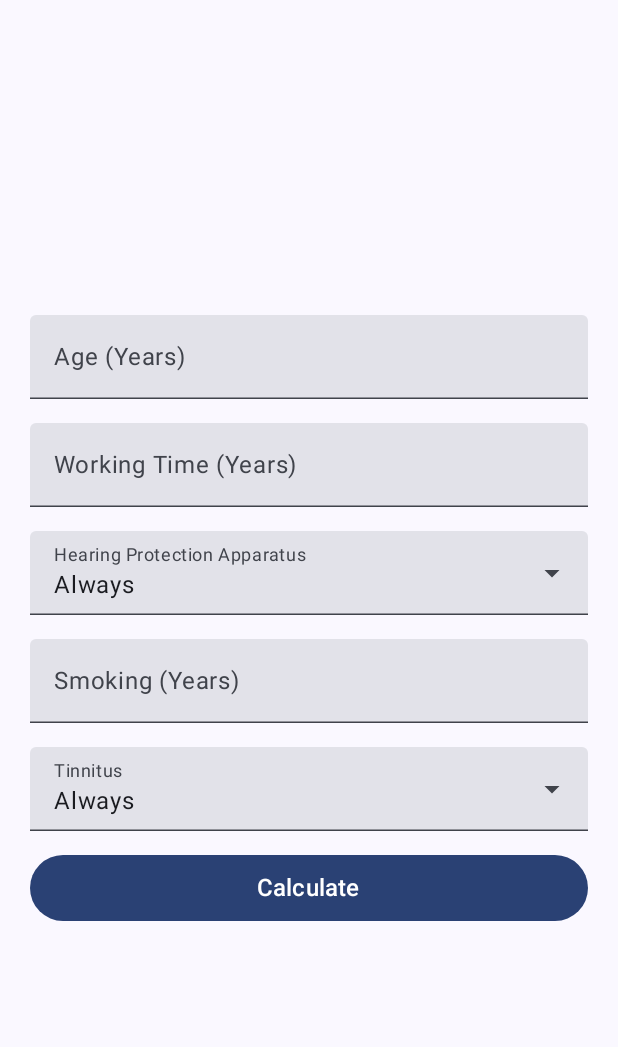
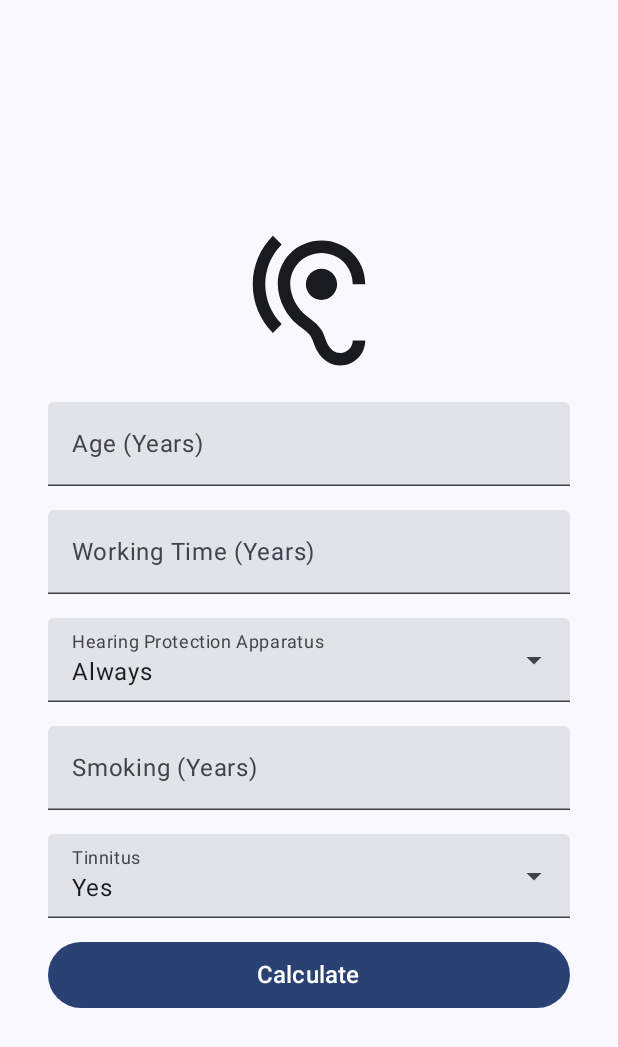
Before and after one commit to cmbaykal/earDeformaties, an Android app built with Jetpack Compose: the screen it shows after launch (MainActivity), on a phone screen of 412 x 824 dp. Shown: the top 1047 px of the screen. Run offline under Robolectric (Android 15) with nearby library versions, the phone set to English and light mode, and no system bars; our stand-ins replace Dagger/Hilt's generated code; libraries missing offline, so code that uses them is left out: ai.onnxruntime.

Commit message:
- optimization

```diff
--- a/app/build.gradle.kts
+++ b/app/build.gradle.kts
@@ -75,6 +75,9 @@ dependencies {
 
     // DI
     implementation(libs.hilt)
+    implementation(libs.androidx.appcompat)
+    implementation(libs.material)
+    implementation(libs.androidx.activity)
     ksp(libs.hilt.compiler)
 
     // ONNX
--- a/app/src/main/java/com/mrbaikal/eardeformaties/ui/main/MainActivity.kt
+++ b/app/src/main/java/com/mrbaikal/eardeformaties/ui/main/MainActivity.kt
@@ -2,11 +2,10 @@ package com.mrbaikal.eardeformaties.ui.main
 
 import ai.onnxruntime.OrtEnvironment
 import ai.onnxruntime.OrtSession
+import android.content.Intent
 import android.os.Bundle
-import android.widget.Toast
 import androidx.activity.ComponentActivity
 import androidx.activity.compose.setContent
-import androidx.activity.result.registerForActivityResult
 import androidx.activity.viewModels
 import androidx.compose.foundation.layout.fillMaxSize
 import androidx.compose.material3.MaterialTheme
--- a/app/src/main/java/com/mrbaikal/eardeformaties/ui/main/MainScreen.kt
+++ b/app/src/main/java/com/mrbaikal/eardeformaties/ui/main/MainScreen.kt
@@ -8,23 +8,29 @@ import androidx.compose.foundation.layout.fillMaxSize
 import androidx.compose.foundation.layout.fillMaxWidth
 import androidx.compose.foundation.layout.height
 import androidx.compose.foundation.layout.padding
+import androidx.compose.foundation.layout.size
+import androidx.compose.foundation.rememberScrollState
 import androidx.compose.foundation.text.KeyboardActions
 import androidx.compose.foundation.text.KeyboardOptions
+import androidx.compose.foundation.verticalScroll
 import androidx.compose.material3.Button
 import androidx.compose.material3.DropdownMenuItem
 import androidx.compose.material3.ExperimentalMaterial3Api
 import androidx.compose.material3.ExposedDropdownMenuBox
 import androidx.compose.material3.ExposedDropdownMenuDefaults
+import androidx.compose.material3.Icon
 import androidx.compose.material3.Text
 import androidx.compose.material3.TextField
 import androidx.compose.runtime.Composable
 import androidx.compose.runtime.getValue
 import androidx.compose.runtime.mutableStateOf
 import androidx.compose.runtime.remember
+import androidx.compose.runtime.rememberCoroutineScope
 import androidx.compose.runtime.setValue
 import androidx.compose.ui.Alignment
 import androidx.compose.ui.Modifier
 import androidx.compose.ui.platform.LocalContext
+import androidx.compose.ui.res.painterResource
 import androidx.compose.ui.res.stringArrayResource
 import androidx.compose.ui.res.stringResource
 import androidx.compose.ui.text.font.FontWeight
@@ -36,6 +42,8 @@ import androidx.compose.ui.unit.dp
 import androidx.compose.ui.unit.sp
 import com.mrbaikal.eardeformaties.R
 import com.mrbaikal.eardeformaties.data.CalculationModel
+import kotlinx.coroutines.delay
+import kotlinx.coroutines.launch
 
 @OptIn(ExperimentalMaterial3Api::class)
 @Composable
@@ -44,7 +52,8 @@ fun MainScreen(
     onCalculate: (CalculationModel) -> Unit = {}
 ) {
     val context = LocalContext.current
-
+    val coroutineScope = rememberCoroutineScope()
+    val scrollState = rememberScrollState()
 
     var ageState by remember { mutableStateOf("") }
     var workState by remember { mutableStateOf("") }
@@ -52,26 +61,36 @@ fun MainScreen(
 
     var hProtectorExpanded by remember { mutableStateOf(false) }
     val hProtectorOptions = stringArrayResource(id = R.array.hearing_options)
-    val (hProtectorSelected, onHProtectorSelected) = remember { mutableStateOf(hProtectorOptions[0]) }
+    val (hProtectorSelected, onHProtectorSelected) = remember { mutableStateOf(hProtectorOptions[2]) }
 
     var tinnitusExpanded by remember { mutableStateOf(false) }
-    val tinnitusOptions = stringArrayResource(id = R.array.hearing_options)
-    val (tinnitusSelected, ontinnitusSelected) = remember { mutableStateOf(tinnitusOptions[0]) }
+    val tinnitusOptions = stringArrayResource(id = R.array.tinnitus_options)
+    val (tinnitusSelected, ontinnitusSelected) = remember { mutableStateOf(tinnitusOptions[1]) }
 
     val errorText = stringResource(id = R.string.input_error_text)
     val resultOptions = stringArrayResource(id = R.array.result_options)
 
     Box(
-        modifier = Modifier.fillMaxSize(),
+        modifier = Modifier
+            .fillMaxSize()
+            .verticalScroll(scrollState),
         contentAlignment = Alignment.Center,
     ) {
         Column(
-            modifier = Modifier.padding(horizontal = 20.dp),
+            modifier = Modifier.padding(horizontal = 32.dp),
             verticalArrangement = Arrangement.SpaceBetween,
             horizontalAlignment = Alignment.CenterHorizontally
         ) {
+            Icon(
+                modifier = Modifier.size(100.dp),
+                painter = painterResource(id = R.drawable.ic_hearing),
+                contentDescription = null
+            )
+
             TextField(
-                modifier = Modifier.fillMaxWidth(),
+                modifier = Modifier
+                    .fillMaxWidth()
+                    .padding(top = 16.dp),
                 keyboardOptions = KeyboardOptions(keyboardType = KeyboardType.Number, imeAction = ImeAction.Next),
                 singleLine = true,
                 value = ageState,
@@ -150,7 +169,6 @@ fun MainScreen(
                 }
             )
 
-
             ExposedDropdownMenuBox(
                 modifier = Modifier.padding(top = 16.dp),
                 expanded = tinnitusExpanded,
@@ -179,7 +197,7 @@ fun MainScreen(
                         tinnitusExpanded = false
                     }
                 ) {
-                    tinnitusOptions.forEach { option ->
+                    tinnitusOptions.reversed().forEach { option ->
                         DropdownMenuItem(
                             onClick = {
                                 ontinnitusSelected(option)
@@ -207,6 +225,10 @@ fun MainScreen(
                             cigarYear = cigarState.toInt(),
                             tinnitusState = tinnitusOptions.indexOf(tinnitusSelected)
                         )
+                        coroutineScope.launch {
+                            delay(1000)
+                            scrollState.scrollTo(scrollState.maxValue)
+                        }
                         onCalculate.invoke(model)
                     } else {
                         Toast.makeText(context, errorText, Toast.LENGTH_LONG).show()
@@ -221,7 +243,7 @@ fun MainScreen(
 
             if (riskState != null) {
                 Text(
-                    modifier = Modifier.padding(top = 48.dp),
+                    modifier = Modifier.padding(top = 24.dp),
                     fontSize = 20.sp,
                     fontWeight = FontWeight.Bold,
                     textAlign = TextAlign.Center,
--- a/app/src/main/java/com/mrbaikal/eardeformaties/ui/main/MainViewModel.kt
+++ b/app/src/main/java/com/mrbaikal/eardeformaties/ui/main/MainViewModel.kt
@@ -3,6 +3,9 @@ package com.mrbaikal.eardeformaties.ui.main
 import ai.onnxruntime.OnnxTensor
 import ai.onnxruntime.OrtEnvironment
 import ai.onnxruntime.OrtSession
+import androidx.lifecycle.LiveData
+import androidx.lifecycle.MutableLiveData
+import androidx.lifecycle.SavedStateHandle
 import androidx.lifecycle.ViewModel
 import com.mrbaikal.eardeformaties.data.CalculationModel
 import dagger.hilt.android.lifecycle.HiltViewModel
--- /dev/null
+++ b/app/src/main/res/drawable/ic_hearing.xml
@@ -0,0 +1,5 @@
+<vector xmlns:android="http://schemas.android.com/apk/res/android" android:height="24dp" android:tint="#000000" android:viewportHeight="24" android:viewportWidth="24" android:width="24dp">
+
+    <path android:fillColor="@android:color/white" android:pathData="M17,20c-0.29,0 -0.56,-0.06 -0.76,-0.15 -0.71,-0.37 -1.21,-0.88 -1.71,-2.38 -0.51,-1.56 -1.47,-2.29 -2.39,-3 -0.79,-0.61 -1.61,-1.24 -2.32,-2.53C9.29,10.98 9,9.93 9,9c0,-2.8 2.2,-5 5,-5s5,2.2 5,5h2c0,-3.93 -3.07,-7 -7,-7S7,5.07 7,9c0,1.26 0.38,2.65 1.07,3.9 0.91,1.65 1.98,2.48 2.85,3.15 0.81,0.62 1.39,1.07 1.71,2.05 0.6,1.82 1.37,2.84 2.73,3.55 0.51,0.23 1.07,0.35 1.64,0.35 2.21,0 4,-1.79 4,-4h-2c0,1.1 -0.9,2 -2,2zM7.64,2.64L6.22,1.22C4.23,3.21 3,5.96 3,9s1.23,5.79 3.22,7.78l1.41,-1.41C6.01,13.74 5,11.49 5,9s1.01,-4.74 2.64,-6.36zM11.5,9c0,1.38 1.12,2.5 2.5,2.5s2.5,-1.12 2.5,-2.5 -1.12,-2.5 -2.5,-2.5 -2.5,1.12 -2.5,2.5z"/>
+
+</vector>
--- a/app/src/main/res/values/strings.xml
+++ b/app/src/main/res/values/strings.xml
@@ -1,5 +1,5 @@
 <resources>
-    <string name="app_name">earDeformaties</string>
+    <string name="app_name">NIHL</string>
     <string name="age_hint">Age (Years)</string>
     <string name="work_hint">Working Time (Years)</string>
     <string name="hearing_hint">Hearing Protection Apparatus</string>
@@ -9,14 +9,14 @@
     <string name="input_error_text">Please fill the provided information fields!</string>
 
     <string-array name="hearing_options">
+        <item>Never</item>
+        <item>Sometimes</item>
         <item>Always</item>
-        <item>Sometimes</item>
-        <item>Never</item>
     </string-array>
 
     <string-array name="tinnitus_options">
+        <item>No</item>
         <item>Yes</item>
-        <item>No</item>
     </string-array>
 
     <string-array name="result_options">
```
Also changed, not shown: gradle/libs.versions.toml (+7 -1 lines).
